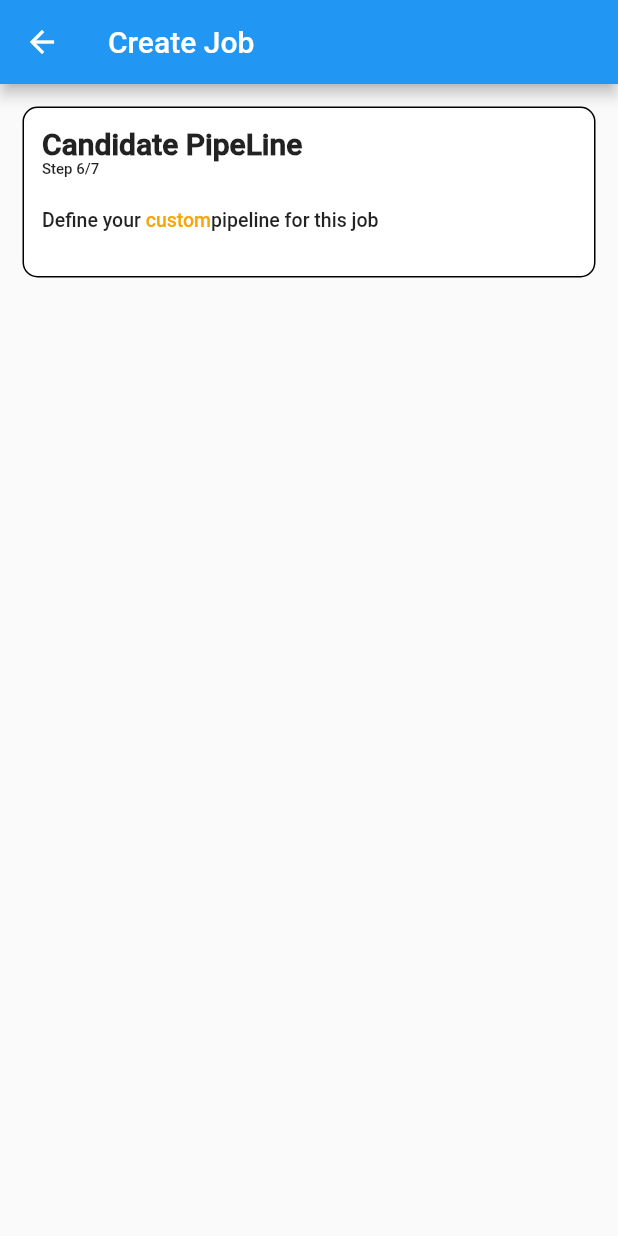
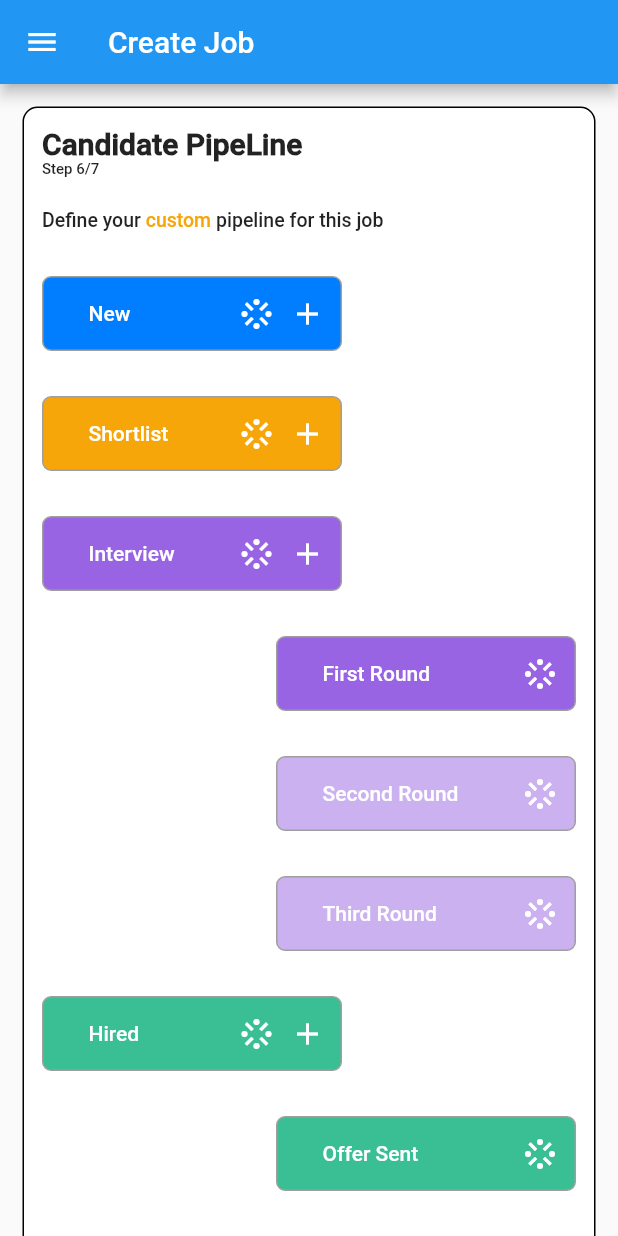
Before and after one commit to flutterexcel/recruit, a Flutter app: the Step6 screen opened directly, on a phone screen of 412 x 824 dp. Run offline on Flutter 3.47's test engine with Material 2 defaults, Android fonts, the phone set to English and light mode, and no system bars; our stand-ins replace bloc, equatable, flutter_bloc, flutter_svg, fluttertoast, font_awesome_flutter and 5 more; accounts and stored records are empty; network calls fail; project files that could hold a hidden picture were left out.

Commit message:
worked on step6(pipeline screen) ,get data from api by using bloc and make dynamic dropdown in step2 screen

```diff
--- /dev/null
+++ b/lib/bloc/pipeline_bloc/pipeline_event.dart
@@ -0,0 +1,22 @@
+import 'package:equatable/equatable.dart';
+
+abstract class PipeLineEvent extends Equatable {
+  PipeLineEvent();
+  List<Object> get props => [];
+}
+
+class PipeLineInitialEvent extends PipeLineEvent {}
+
+// ignore: must_be_immutable
+// class AddUserEvent extends PipeLineEvent {
+//   String name;
+//   AddUserEvent({this.name});
+//   List<Object> get props => [name];
+// }
+
+// ignore: must_be_immutable
+// class DeleteUserEvent extends PipeLineEvent {
+//   String id;
+//   DeleteUserEvent(String string, {this.id});
+//   List<Object> get props => [id];
+// }
--- /dev/null
+++ b/lib/bloc/pipeline_bloc/pipeline_state.dart
@@ -0,0 +1,20 @@
+import 'package:equatable/equatable.dart';
+import 'package:flutter_product_recruit/model/pipeline_model.dart';
+
+abstract class PipeLineState extends Equatable {
+  PipeLineState();
+  List<Object> get props => [];
+}
+
+class PipeLineInitialState extends PipeLineState {}
+
+// ignore: must_be_immutable
+class GetPipeLineState extends PipeLineState {
+  List<GetPipelineModel> pipeLine;
+
+  GetPipeLineState({this.pipeLine});
+
+  List<Object> get props => [pipeLine];
+}
+
+class PipeLineFailureState extends PipeLineState {}
--- a/lib/model/userlist_model/userlist_model.dart
+++ b/lib/model/userlist_model/userlist_model.dart
@@ -30,10 +30,12 @@
     this.userListsModelId,
     this.imageUrl,
     this.jobProfiles,
+    this.isSelected = true,
   });
 
   DateTime lastLogin;
   bool activeStatus;
+  bool isSelected;
   bool extensionLogin;
   String id;
   String email;
@@ -55,6 +57,7 @@
             ? null
             : DateTime.parse(json["last_login"]),
         activeStatus: json["activeStatus"],
+        isSelected: true,
         extensionLogin: json["extensionLogin"],
         id: json["_id"],
         email: json["email"],
--- a/lib/screens/7_step_screens/step6.dart
+++ /dev/null
@@ -1,83 +0,0 @@
-import 'package:flutter/material.dart';
-import 'package:flutter_product_recruit/UiConstant/app_colors.dart';
-import 'package:flutter_product_recruit/widgets/container.dart';
-import 'package:flutter_product_recruit/widgets/text.dart';
-
-// ignore: must_be_immutable
-class Step6 extends StatefulWidget {
-  @override
-  State<Step6> createState() => _Step6State();
-}
-
-class _Step6State extends State<Step6> {
-  TextEditingController tfController = TextEditingController();
-  bool isPressed = true;
-
-  @override
-  Widget build(BuildContext context) {
-    return Scaffold(
-        appBar: AppBar(
-          title: const Text("Create Job"),
-        ),
-        // drawer: NavigationList(),
-        body: SingleChildScrollView(
-          child: Column(
-            children: [
-              Padding(
-                padding: const EdgeInsets.all(15.0),
-                child: Contain(
-                  outlinecolor: Colors.black,
-                  borderrad: 10,
-                  child: Padding(
-                    padding: const EdgeInsets.only(
-                        left: 12.0, top: 12.0, right: 12.0),
-                    child: Column(
-                      crossAxisAlignment: CrossAxisAlignment.start,
-                      children: [
-                        Textt(
-                          text: "Candidate PipeLine",
-                          size: 20,
-                          fweight: FontWeight.bold,
-                        ),
-                        Textt(
-                          text: "Step 6/7",
-                          size: 10,
-                        ),
-
-                        const SizedBox(
-                          height: 20,
-                        ),
-
-                        // Text("Fill up the basic information regarding the job.",style: TextStyle(fontSize: 13),),
-
-                        Row(
-                          children: [
-                            Textt(
-                              text: "Define your ",
-                              size: 13,
-                            ),
-                            Textt(
-                              text: "custom",
-                              size: 13,
-                              tcolor: AppColors.orange12,
-                            ),
-                            Textt(
-                              text: "pipeline for this job",
-                              size: 13,
-                            ),
-                          ],
-                        ),
-
-                        const SizedBox(
-                          height: 30,
-                        ),
-                      ],
-                    ),
-                  ),
-                ),
-              ),
-            ],
-          ),
-        ));
-  }
-}
--- a/lib/screens/7_step_screens/step6/step6.dart
+++ b/lib/screens/7_step_screens/step6/step6.dart
@@ -22,7 +22,7 @@
     showDialog(
         context: context,
         builder: (context) {
-          return Dialog(child: Source_Matching());
+          return Dialog(child: SourceMatching());
         });
   }
 
--- a/lib/screens/permissions.dart
+++ b/lib/screens/permissions.dart
@@ -1,9 +1,10 @@
+// ignore_for_file: deprecated_member_use, missing_return
+
 import 'package:flutter/material.dart';
 import 'package:flutter_bloc/flutter_bloc.dart';
 import 'package:flutter_product_recruit/UiConstant/app_colors.dart';
 import 'package:flutter_product_recruit/UiConstant/utils.dart';
 import 'package:flutter_product_recruit/bloc/permission_bloc/permission_bloc.dart';
-import 'package:flutter_product_recruit/model/permission/permisson.dart';
 import 'package:flutter_product_recruit/model/permission/set_permission_model.dart';
 import 'package:flutter_product_recruit/services/permissions_services/permissions_service.dart';
 import 'package:flutter_product_recruit/widgets/loader1.dart';
@@ -39,10 +40,8 @@
   @override
   Widget build(BuildContext context) {
     return BlocBuilder<PermissionBloc, PermissionState>(
-        // ignore: missing_return
         builder: (context, state) {
       if (state is PermissionInitialState) {
-        // ignore: deprecated_member_use
         context.bloc<PermissionBloc>().add(PermissionInitialEvent());
         return Loader1();
       } else if (state is GetPermission) {
--- a/lib/screens/userlist/add_new_user.dart
+++ b/lib/screens/userlist/add_new_user.dart
@@ -261,7 +261,6 @@
                                     context, res.message, AppColors.Green);
 
                                 context
-                                    // ignore: deprecated_member_use
                                     .bloc<UserListBloc>()
                                     .add(UserListInitialEvent());
                                 // Navigator.of(context).push(
--- a/pubspec.yaml
+++ b/pubspec.yaml
@@ -21,7 +21,7 @@
   sdk: ">=2.7.0 <3.0.0"
 
 dependencies:
-  basic_utils: ^2.6.3
+  basic_utils: ^2.7.0
   equatable: ^1.2.5
   expandable: ^4.1.4
   flutter:
@@ -35,12 +35,13 @@
   getwidget: ^1.2.4
   http: ^0.12.2
   image_picker: null
-  intl: ^0.16.1
+  intl: ^0.15.2
   line_icons: ^2.0.0
   percent_indicator: ^2.1.9
   provider: ^4.3.3
   shared_preferences: ^0.5.12+4
   step_progress_indicator: ^0.2.5+8
+
 
   syncfusion_flutter_datepicker: ^19.4.43
 dependency_overrides:
```
Also changed, not shown: lib/bloc/pipeline_bloc/pipeline_bloc.dart (added, +31 -0 lines), lib/main.dart (+6 -2 lines), lib/model/pipeline_model.dart (added, +78 -0 lines), lib/screens/7_step_screens/step4.dart (+29 -17 lines), lib/screens/7_step_screens/step6/source_matching_dialouge.dart (+7 -3 lines), lib/screens/statistics.dart (+77 -8 lines), lib/screens/userlist/users_list.dart (+15 -5 lines), lib/services/pipeline_service.dart (added, +43 -0 lines), lib/widgets/loader.dart (line endings or trailing spaces), pubspec.lock.
